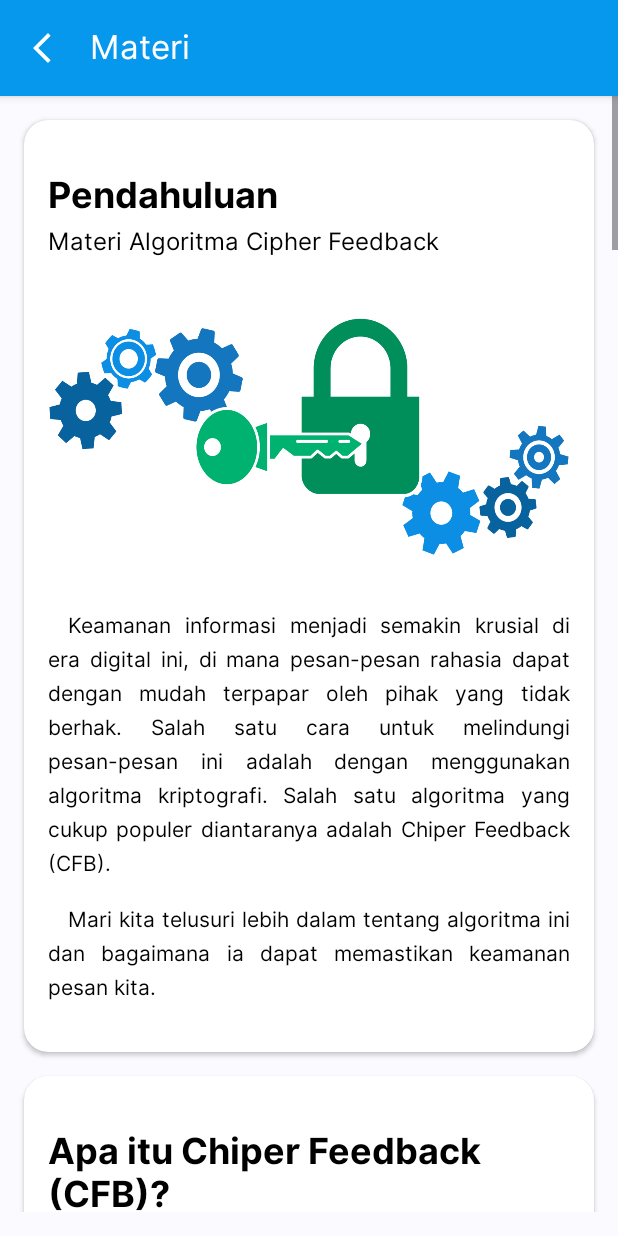
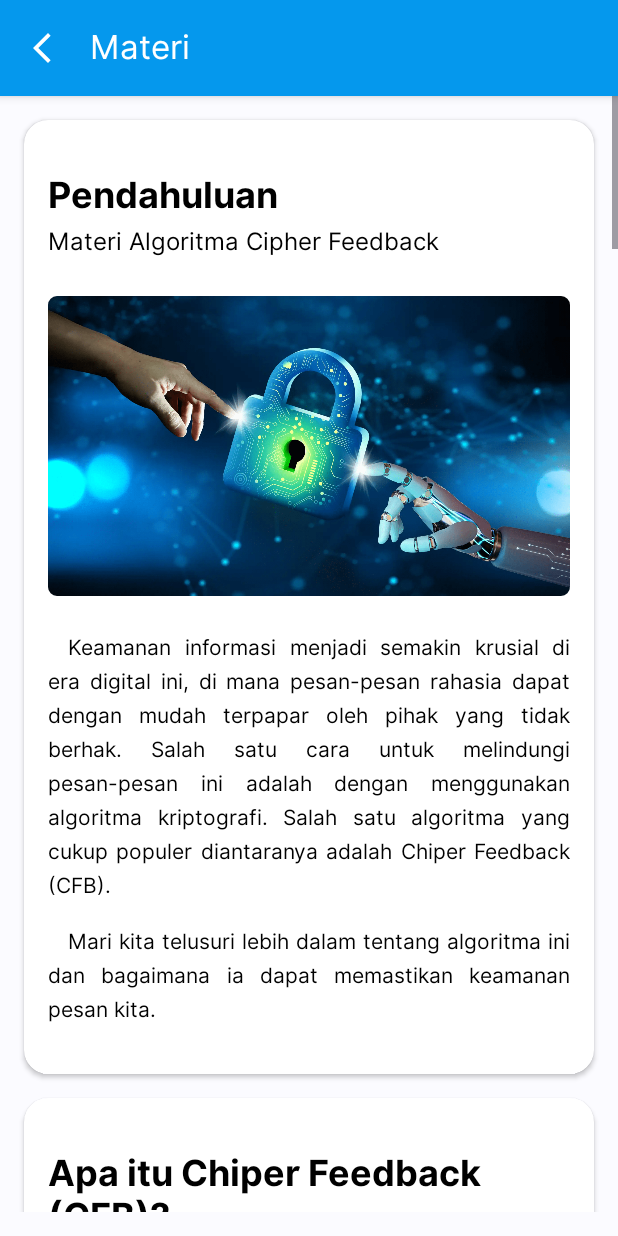
Before and after one commit to amaralfatah/CryptoMind, an Android app: the MateriActivity screen opened directly, with no data from a screen before it, on a phone screen of 412 x 824 dp. Run offline under Robolectric (Android 15) with nearby library versions, the phone set to English and light mode, and no system bars.

Commit message:
Merapikan Kode

```diff
--- a/app/src/main/res/layout/activity_materi.xml
+++ b/app/src/main/res/layout/activity_materi.xml
@@ -49,24 +49,24 @@
 
                 <com.google.android.material.imageview.ShapeableImageView
                     app:shapeAppearanceOverlay="@style/cr6"
-                    android:layout_width="match_parent"
-                    android:layout_height="185dp"
+                    android:layout_width="wrap_content"
+                    android:layout_height="200dp"
                     android:layout_marginTop="24dp"
                     android:src="@drawable/header_kriptografi"
-                    android:scaleType="fitXY"
-                    />
+                    android:scaleType="fitXY"/>
 
                 <TextView
+                    tools:ignore="UnusedAttribute"
                     android:textColor="#000000"
                     android:layout_marginTop="24dp"
                     android:layout_height="wrap_content"
                     android:layout_width="match_parent"
                     android:justificationMode="inter_word"
                     android:lineSpacingExtra="6dp"
-                    android:text="@string/intro"
-                    />
+                    android:text="@string/intro"/>
 
                 <TextView
+                    tools:ignore="UnusedAttribute"
                     android:textColor="#000000"
                     android:layout_marginTop="16dp"
                     android:layout_height="wrap_content"
@@ -104,6 +104,7 @@
                     />
 
                 <TextView
+                    tools:ignore="UnusedAttribute"
                     android:textColor="#000000"
                     android:layout_marginTop="16dp"
                     android:layout_height="wrap_content"
@@ -114,6 +115,7 @@
                     />
 
                 <TextView
+                    tools:ignore="UnusedAttribute"
                     android:textColor="#000000"
                     android:layout_marginTop="16dp"
                     android:layout_height="wrap_content"
@@ -124,6 +126,7 @@
                     />
 
                 <TextView
+                    tools:ignore="UnusedAttribute"
                     android:textColor="#000000"
                     android:layout_width="match_parent"
                     android:layout_height="wrap_content"
@@ -136,6 +139,7 @@
                     android:text="@string/cfb_poin1"/>
 
                 <TextView
+                    tools:ignore="UnusedAttribute"
                     android:textColor="#000000"
                     android:layout_width="match_parent"
                     android:layout_height="wrap_content"
@@ -148,6 +152,7 @@
                     android:text="@string/cfb_poin2"/>
 
                 <TextView
+                    tools:ignore="UnusedAttribute"
                     android:textColor="#000000"
                     android:layout_width="match_parent"
                     android:layout_height="wrap_content"
@@ -160,6 +165,7 @@
                     android:text="@string/cfb_poin3"/>
 
                 <TextView
+                    tools:ignore="UnusedAttribute"
                     android:textColor="#000000"
                     android:layout_width="match_parent"
                     android:layout_height="wrap_content"
@@ -172,6 +178,7 @@
                     android:text="@string/cfb_poin4"/>
 
                 <TextView
+                    tools:ignore="UnusedAttribute"
                     android:textColor="#000000"
                     android:layout_width="match_parent"
                     android:layout_height="wrap_content"
@@ -184,6 +191,7 @@
                     android:text="@string/cfb_poin5"/>
 
                 <TextView
+                    tools:ignore="UnusedAttribute"
                     android:textColor="#000000"
                     android:layout_width="match_parent"
                     android:layout_height="wrap_content"
@@ -196,6 +204,7 @@
                     android:text="@string/cfb_poin6"/>
 
                 <TextView
+                    tools:ignore="UnusedAttribute"
                     android:textColor="#000000"
                     android:layout_width="match_parent"
                     android:layout_height="wrap_content"
@@ -236,6 +245,7 @@
             />
 
         <TextView
+            tools:ignore="UnusedAttribute"
             android:textColor="#000000"
             android:textSize="14sp"
             android:layout_marginTop="16dp"
@@ -256,6 +266,7 @@
             />
 
         <TextView
+            tools:ignore="UnusedAttribute"
             android:textColor="#000000"
             android:textSize="14sp"
             android:layout_marginTop="24dp"
@@ -267,6 +278,7 @@
             />
 
         <TextView
+            tools:ignore="UnusedAttribute"
             android:textColor="#000000"
             android:textSize="14sp"
             android:layout_marginTop="16dp"
@@ -278,6 +290,7 @@
             />
 
         <TextView
+            tools:ignore="UnusedAttribute"
             android:textColor="#000000"
             android:layout_marginTop="16dp"
             android:padding="16dp"
@@ -315,6 +328,7 @@
                 android:text="@string/enkripsi_langkah_ket"/>
 
             <TextView
+                tools:ignore="UnusedAttribute"
                 android:textColor="#000000"
                 android:layout_width="match_parent"
                 android:layout_height="wrap_content"
@@ -324,9 +338,10 @@
                 android:lineSpacingExtra="6dp"
                 android:background="@drawable/bg_primary_light_rounded"
                 android:justificationMode="inter_word"
-                android:text="Isi antrian pertama (X1) dengan Initialization Vector (IV) sebanyak n-blok."/>
+                android:text="@string/isi_antrian_pertama_x1_dengan_initialization_vector_iv_sebanyak_n_blok"/>
 
             <TextView
+                tools:ignore="UnusedAttribute"
                 android:textColor="#000000"
                 android:layout_width="match_parent"
                 android:layout_height="wrap_content"
@@ -336,9 +351,10 @@
                 android:lineSpacingExtra="6dp"
                 android:background="@drawable/bg_primary_light_rounded"
                 android:justificationMode="inter_word"
-                android:text="Enkripsi antrian menggunakan kunci (k)."/>
+                android:text="@string/enkripsi_antrian_menggunakan_kunci_k"/>
 
             <TextView
+                tools:ignore="UnusedAttribute"
                 android:textColor="#000000"
                 android:layout_width="match_parent"
                 android:layout_height="wrap_content"
@@ -348,9 +364,10 @@
                 android:lineSpacingExtra="6dp"
                 android:background="@drawable/bg_primary_light_rounded"
                 android:justificationMode="inter_word"
-                android:text="Ambil blok paling kiri dari hasil enkripsi , lalu XOR-kan dengan plaintext (Pi) sebanyak r-bit. Ini akan menghasilkan Ciphertext (Ci) sebanyak r-bit pula."/>
+                android:text="@string/ambil_blok_paling_kiri_dari_hasil_enkripsi_lalu_xor_kan_dengan_plaintext_pi_sebanyak_r_bit_ini_akan_menghasilkan_ciphertext_ci_sebanyak_r_bit_pula"/>
 
             <TextView
+                tools:ignore="UnusedAttribute"
                 android:textColor="#000000"
                 android:layout_width="match_parent"
                 android:layout_height="wrap_content"
@@ -360,9 +377,10 @@
                 android:lineSpacingExtra="6dp"
                 android:background="@drawable/bg_primary_light_rounded"
                 android:justificationMode="inter_word"
-                android:text="Simpan salinan Ci pada blok paling kanan dari antrian."/>
+                android:text="@string/simpan_salinan_ci_pada_blok_paling_kanan_dari_antrian"/>
 
             <TextView
+                tools:ignore="UnusedAttribute"
                 android:textColor="#000000"
                 android:layout_width="match_parent"
                 android:layout_height="wrap_content"
@@ -372,7 +390,7 @@
                 android:lineSpacingExtra="6dp"
                 android:background="@drawable/bg_primary_light_rounded"
                 android:justificationMode="inter_word"
-                android:text="Ulangi langkah-langkah di atas sampai semua plaintext telah terenkripsi atau mencapai Pn."/>
+                android:text="@string/ulangi_langkah_langkah_di_atas_sampai_semua_plaintext_telah_terenkripsi_atau_mencapai_pn"/>
     </LinearLayout>
 
     </androidx.cardview.widget.CardView>
@@ -402,6 +420,7 @@
                 />
 
             <TextView
+                tools:ignore="UnusedAttribute"
                 android:textColor="#000000"
                 android:textSize="14sp"
                 android:layout_marginTop="16dp"
@@ -421,6 +440,7 @@
                 android:layout_gravity="center"
                 />
             <TextView
+                tools:ignore="UnusedAttribute"
                 android:textColor="#000000"
                 android:layout_marginTop="24dp"
                 android:layout_height="wrap_content"
@@ -431,6 +451,7 @@
                 />
 
             <TextView
+                tools:ignore="UnusedAttribute"
                 android:textColor="#000000"
                 android:textSize="14sp"
                 android:layout_marginTop="16dp"
@@ -442,6 +463,7 @@
                 />
 
             <TextView
+                tools:ignore="UnusedAttribute"
                 android:textColor="#000000"
                 android:layout_marginTop="16dp"
                 android:padding="16dp"
@@ -462,23 +484,26 @@
                 android:text="@string/keterangan_rumus"/>
 
                 <TextView
+                    tools:ignore="UnusedAttribute"
                     android:textColor="#000000"
                     android:layout_marginTop="24dp"
                     android:layout_height="wrap_content"
                     android:layout_width="match_parent"
                     android:lineSpacingExtra="6dp"
                     android:fontFamily="@font/inter_semi_bold"
-                    android:text="Langkah Dekripsi CFB"/>
+                    android:text="@string/langkah_dekripsi_cfb"/>
 
                 <TextView
+                    tools:ignore="UnusedAttribute"
                     android:textColor="#000000"
                     android:layout_marginTop="8dp"
                     android:layout_height="wrap_content"
                     android:layout_width="match_parent"
                     android:lineSpacingExtra="6dp"
-                    android:text="Dibawah ini merupakan langkah-langkah proses dekripsi cfb r-bit :"/>
+                    android:text="@string/dibawah_ini_merupakan_langkah_langkah_proses_dekripsi_cfb_r_bit"/>
 
                 <TextView
+                    tools:ignore="UnusedAttribute"
                     android:textColor="#000000"
                     android:layout_width="match_parent"
                     android:layout_height="wrap_content"
@@ -488,9 +513,10 @@
                     android:lineSpacingExtra="6dp"
                     android:background="@drawable/bg_primary_light_rounded"
                     android:justificationMode="inter_word"
-                    android:text="Isi antrian pertama (X1) dengan Initialization Vector (IV) sebanyak n-blok."/>
+                    android:text="@string/isi_antrian_pertama_x1_dengan_initialization_vector_iv_sebanyak_n_blok_dekripsi"/>
 
                 <TextView
+                    tools:ignore="UnusedAttribute"
                     android:textColor="#000000"
                     android:layout_width="match_parent"
                     android:layout_height="wrap_content"
@@ -500,9 +526,10 @@
                     android:lineSpacingExtra="6dp"
                     android:background="@drawable/bg_primary_light_rounded"
                     android:justificationMode="inter_word"
-                    android:text="Enkripsi antrian menggunakan kunci (k)."/>
+                    android:text="@string/enkripsi_antrian_menggunakan_kunci_k_dekripsi"/>
 
                 <TextView
+                    tools:ignore="UnusedAttribute"
                     android:textColor="#000000"
                     android:layout_width="match_parent"
                     android:layout_height="wrap_content"
@@ -512,9 +539,10 @@
                     android:lineSpacingExtra="6dp"
                     android:background="@drawable/bg_primary_light_rounded"
                     android:justificationMode="inter_word"
-                    android:text="Ambil blok paling kiri dari hasil enkripsi , lalu XOR-kan dengan Ciphertext (Ci) sebanyak r-bit. Ini akan menghasilkan Plaintext (Pi) sebanyak r-bit pula."/>
+                    android:text="@string/ambil_blok_paling_kiri_dari_hasil_enkripsi_lalu_xor_kan_dengan_ciphertext_ci_sebanyak_r_bit_ini_akan_menghasilkan_plaintext_pi_sebanyak_r_bit_pula_dekripsi"/>
 
                 <TextView
+                    tools:ignore="UnusedAttribute"
                     android:textColor="#000000"
                     android:layout_width="match_parent"
                     android:layout_height="wrap_content"
@@ -524,9 +552,10 @@
                     android:lineSpacingExtra="6dp"
                     android:background="@drawable/bg_primary_light_rounded"
                     android:justificationMode="inter_word"
-                    android:text="Ci kemudian digunakan kembali untuk disimpan pada blok paling kanan dari antrian."/>
+                    android:text="@string/ci_kemudian_digunakan_kembali_untuk_disimpan_pada_blok_paling_kanan_dari_antrian"/>
 
                 <TextView
+                    tools:ignore="UnusedAttribute"
                     android:textColor="#000000"
                     android:layout_width="match_parent"
                     android:layout_height="wrap_content"
@@ -536,7 +565,7 @@
                     android:lineSpacingExtra="6dp"
                     android:background="@drawable/bg_primary_light_rounded"
                     android:justificationMode="inter_word"
-                    android:text="Ulangi langkah-langkah di atas sampai semua plaintext telah terenkripsi atau mencapai Cn."/>
+                    android:text="@string/ulangi_langkah_langkah_di_atas_sampai_semua_plaintext_telah_terenkripsi_atau_mencapai_cn"/>
         </LinearLayout>
 
         </androidx.cardview.widget.CardView>
@@ -565,6 +594,7 @@
                     android:text="@string/keamanan_title"/>
 
                 <TextView
+                    tools:ignore="UnusedAttribute"
                     android:textColor="#000000"
                     android:layout_marginTop="16dp"
                     android:layout_height="wrap_content"
@@ -574,6 +604,7 @@
                     android:text="@string/keamanan_materi1"/>
 
                 <TextView
+                    tools:ignore="UnusedAttribute"
                     android:textColor="#000000"
                     android:layout_marginTop="16dp"
                     android:layout_height="wrap_content"
--- a/app/src/main/res/values/strings.xml
+++ b/app/src/main/res/values/strings.xml
@@ -66,4 +66,22 @@
     <string name="latihan_dekripsi">Latihan Dekripsi</string>
     <string name="enkripsi_dan_dekripsi">Enkripsi Dan Dekripsi</string>
     <string name="latihan">Latihan</string>
+    <string name="pilih_mode_simulasi">Pilih mode simulasi :</string>
+    <string name="algoritma_cipher_feedback">Algoritma Cipher Feedback</string>
+    <string name="belajar_simulasi">Belajar Simulasi</string>
+    <string name="_2_bit">2 Bit</string>
+    <string name="_4_bit">4 Bit</string>
+    <string name="_8_bit">8 Bit</string>
+    <string name="isi_antrian_pertama_x1_dengan_initialization_vector_iv_sebanyak_n_blok">Isi antrian pertama (X1) dengan Initialization Vector (IV) sebanyak n-blok.</string>
+    <string name="enkripsi_antrian_menggunakan_kunci_k">Enkripsi antrian menggunakan kunci (k).</string>
+    <string name="ambil_blok_paling_kiri_dari_hasil_enkripsi_lalu_xor_kan_dengan_plaintext_pi_sebanyak_r_bit_ini_akan_menghasilkan_ciphertext_ci_sebanyak_r_bit_pula">Ambil blok paling kiri dari hasil enkripsi , lalu XOR-kan dengan plaintext (Pi) sebanyak r-bit. Ini akan menghasilkan Ciphertext (Ci) sebanyak r-bit pula.</string>
+    <string name="simpan_salinan_ci_pada_blok_paling_kanan_dari_antrian">Simpan salinan Ci pada blok paling kanan dari antrian.</string>
+    <string name="ulangi_langkah_langkah_di_atas_sampai_semua_plaintext_telah_terenkripsi_atau_mencapai_pn">Ulangi langkah-langkah di atas sampai semua plaintext telah terenkripsi atau mencapai Pn.</string>
+    <string name="langkah_dekripsi_cfb">Langkah Dekripsi CFB</string>
+    <string name="dibawah_ini_merupakan_langkah_langkah_proses_dekripsi_cfb_r_bit">Dibawah ini merupakan langkah-langkah proses dekripsi cfb r-bit :</string>
+    <string name="isi_antrian_pertama_x1_dengan_initialization_vector_iv_sebanyak_n_blok_dekripsi">Isi antrian pertama (X1) dengan Initialization Vector (IV) sebanyak n-blok.</string>
+    <string name="enkripsi_antrian_menggunakan_kunci_k_dekripsi">Enkripsi antrian menggunakan kunci (k).</string>
+    <string name="ambil_blok_paling_kiri_dari_hasil_enkripsi_lalu_xor_kan_dengan_ciphertext_ci_sebanyak_r_bit_ini_akan_menghasilkan_plaintext_pi_sebanyak_r_bit_pula_dekripsi">Ambil blok paling kiri dari hasil enkripsi , lalu XOR-kan dengan Ciphertext (Ci) sebanyak r-bit. Ini akan menghasilkan Plaintext (Pi) sebanyak r-bit pula.</string>
+    <string name="ci_kemudian_digunakan_kembali_untuk_disimpan_pada_blok_paling_kanan_dari_antrian">Ci kemudian digunakan kembali untuk disimpan pada blok paling kanan dari antrian.</string>
+    <string name="ulangi_langkah_langkah_di_atas_sampai_semua_plaintext_telah_terenkripsi_atau_mencapai_cn">Ulangi langkah-langkah di atas sampai semua plaintext telah terenkripsi atau mencapai Cn.</string>
 </resources>
```
Also changed, not shown: app/src/main/res/layout/activity_option_simulasi.xml (+17 -14 lines), app/src/main/res/drawable/header_kriptografi.png.
